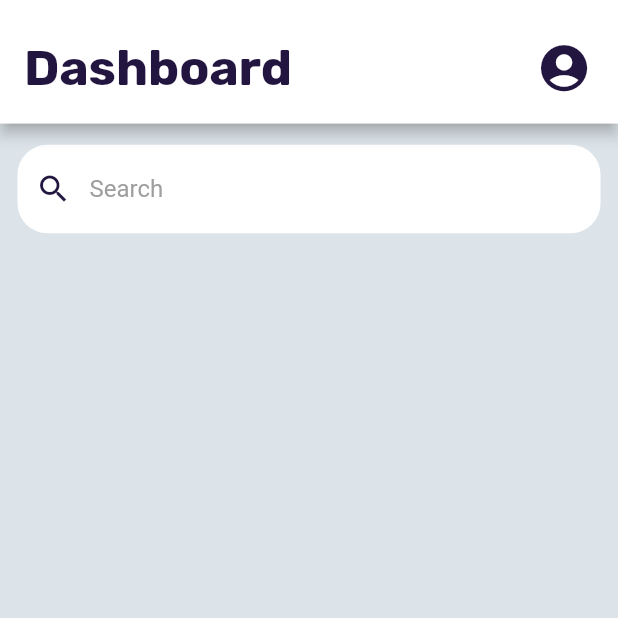
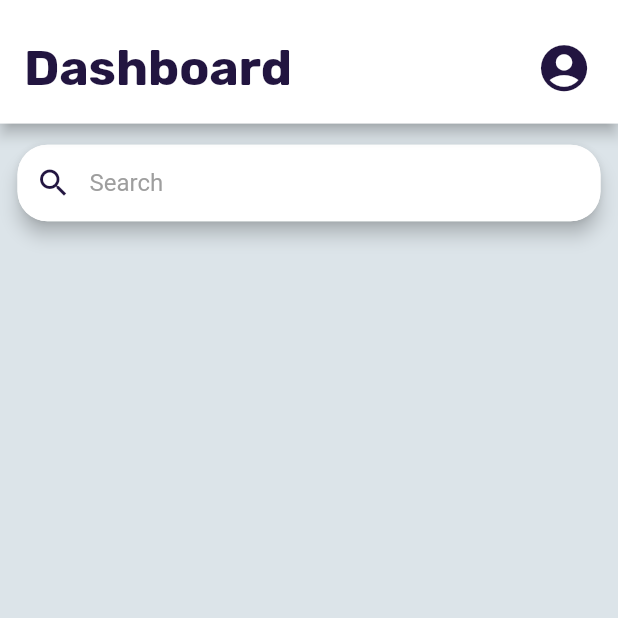
Before and after one commit to jonsonkurt/Quality-Control-Tracker, a Flutter app: the AdminHomePage screen opened directly, on a phone screen of 412 x 824 dp, the top half of it. Run offline on Flutter 3.47's test engine with Material 2 defaults, Android fonts, the phone set to English and light mode, and no system bars; our stand-ins replace device_info_plus, dropdown_search, firebase_auth, firebase_core, firebase_database, firebase_messaging and 8 more; missing offline and left inert: encrypt, textfield_datepicker; accounts and stored records are empty; Roboto replaces fonts that are missing (GothamRnd).

Commit message:
adjusted padding search bars

```diff
--- a/lib/view/admin/admin_home_page.dart
+++ b/lib/view/admin/admin_home_page.dart
@@ -356,12 +356,19 @@ class _SearchBoxState extends State<SearchBox> {
             top: MediaQuery.of(context).size.height / 200,
             left: MediaQuery.of(context).size.width / 250,
             right: MediaQuery.of(context).size.width / 250),
+        child: Material(
+          borderRadius: BorderRadius.circular(20),
+          elevation: 5,
           child: TextField(
             controller: _searchController,
             style: const TextStyle(
               color: Colors.black,
             ),
             decoration: const InputDecoration(
+              contentPadding: EdgeInsets.symmetric(
+                vertical: 16,
+                horizontal: 24,
+              ),
               filled: true,
               fillColor: Colors.white,
               hintText: 'Search',
@@ -378,6 +385,7 @@ class _SearchBoxState extends State<SearchBox> {
             onChanged: widget.onSearch,
           ),
         ),
+      ),
     );
   }
 }
--- a/lib/view/inspector/inspector_dashboard_page.dart
+++ b/lib/view/inspector/inspector_dashboard_page.dart
@@ -376,6 +376,10 @@ class _SearchBoxState extends State<SearchBox> {
               color: Colors.black,
             ),
             decoration: const InputDecoration(
+              contentPadding: EdgeInsets.symmetric(
+                vertical: 16,
+                horizontal: 24,
+              ),
               filled: true,
               fillColor: Colors.white,
               hintText: 'Search',
--- a/lib/view/inspector/inspector_list_page.dart
+++ b/lib/view/inspector/inspector_list_page.dart
@@ -372,6 +372,10 @@ class _SearchBoxState extends State<SearchBox> {
               color: Colors.black,
             ),
             decoration: const InputDecoration(
+              contentPadding: EdgeInsets.symmetric(
+                vertical: 16,
+                horizontal: 24,
+              ),
               filled: true,
               fillColor: Colors.white,
               hintText: 'Search',
--- a/lib/view/responsible_party/responsible_party_dashboard_page.dart
+++ b/lib/view/responsible_party/responsible_party_dashboard_page.dart
@@ -542,6 +542,10 @@ class _SearchBoxState extends State<SearchBox> {
               color: Colors.black,
             ),
             decoration: const InputDecoration(
+              contentPadding: EdgeInsets.symmetric(
+                vertical: 16,
+                horizontal: 24,
+              ),
               filled: true,
               fillColor: Colors.white,
               hintText: 'Search',
```
Lines whose indentation alone changed are shown as unchanged.
